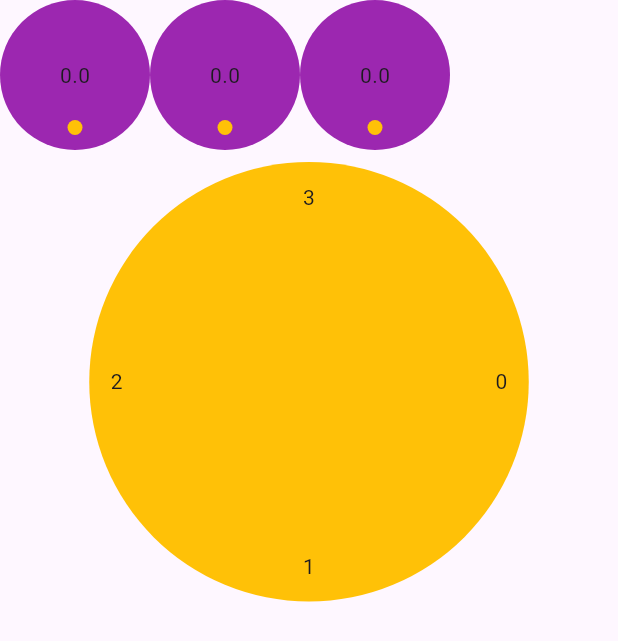
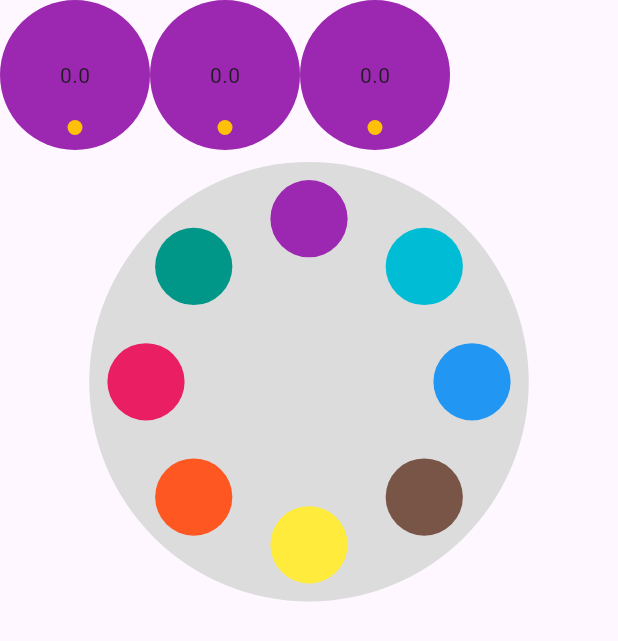
Before and after one commit to gillesbonnetpro/pakins, a Flutter app: the screen it shows after launch, on a phone screen of 412 x 824 dp. Shown: the top 641 px of the screen. Run offline on Flutter 3.47's test engine with Material 3 defaults, Android fonts, the phone set to English and light mode, and no system bars.

Commit message:
pastille on gameboard

```diff
--- a/lib/main.dart
+++ b/lib/main.dart
@@ -24,7 +24,7 @@ class MainApp extends StatelessWidget {
               ],
             ),
             Simon(
-              pointNb: 4,
+              pointNb: 8,
             )
           ],
         ),
--- /dev/null
+++ b/lib/pastille.dart
@@ -0,0 +1,53 @@
+import 'package:flutter/material.dart';
+
+class Pastille extends StatefulWidget {
+  Pastille(
+      {super.key,
+      required this.color,
+      required this.posX,
+      required this.posY,
+      required this.sizeFactor,
+      required this.highLight});
+  MaterialColor color;
+  double posX;
+  double posY;
+  int sizeFactor;
+  bool highLight;
+
+  @override
+  State<Pastille> createState() => _PastilleState();
+}
+
+class _PastilleState extends State<Pastille> {
+  @override
+  Widget build(BuildContext context) {
+    double size = MediaQuery.of(context).size.shortestSide / widget.sizeFactor;
+    print('${widget.posX} / ${widget.posY}');
+
+    return GestureDetector(
+      onTapDown: (details) => setState(() {
+        widget.highLight = true;
+      }),
+      onTapUp: (details) => setState(() {
+        widget.highLight = false;
+      }),
+      child: Align(
+        alignment: Alignment(widget.posX, widget.posY),
+        child: Container(
+          width: size,
+          height: size,
+          decoration: BoxDecoration(
+            shape: BoxShape.circle,
+            color: widget.color,
+            boxShadow: widget.highLight
+                ? [
+                    BoxShadow(
+                        color: widget.color, spreadRadius: 1, blurRadius: 15)
+                  ]
+                : null,
+          ),
+        ),
+      ),
+    );
+  }
+}
--- a/lib/simon.dart
+++ b/lib/simon.dart
@@ -1,5 +1,7 @@
 import 'package:flutter/material.dart';
 import 'dart:math' as math;
+
+import 'package:pakins/pastille.dart';
 
 class Simon extends StatefulWidget {
   Simon({super.key, required this.pointNb}) {
@@ -13,29 +15,49 @@ class Simon extends StatefulWidget {
 }
 
 class _SimonState extends State<Simon> {
-  late List<math.Point> coordList;
+  late List<MaterialColor> colorList;
+  late List<Pastille> pastList;
 
   @override
   void initState() {
-    coordList = [];
-    super.initState();
-  }
+    colorList = [
+      Colors.blue,
+      Colors.brown,
+      Colors.yellow,
+      Colors.deepOrange,
+      Colors.pink,
+      Colors.teal,
+      Colors.purple,
+      Colors.cyan,
+      Colors.indigo,
+      Colors.lightBlue,
+    ];
 
-  @override
-  Widget build(BuildContext context) {
-    coordList.clear();
-    double size = MediaQuery.of(context).size.shortestSide * 0.75;
+    pastList = [];
     double pi2 = math.pi * 2;
     double portion = pi2 / widget.pointNb;
     double angle = 0;
     for (var i = 0; i < widget.pointNb; i++) {
       double cos = (math.cos(angle)) * 0.90;
       double sin = (math.sin(angle)) * 0.90;
-      coordList.add(math.Point(cos, sin));
+      pastList.add(
+        Pastille(
+          color: colorList[i],
+          posX: cos,
+          posY: sin,
+          sizeFactor: widget.pointNb,
+          highLight: false,
+        ),
+      );
       angle += portion;
     }
 
-    print('$coordList');
+    super.initState();
+  }
+
+  @override
+  Widget build(BuildContext context) {
+    double size = MediaQuery.of(context).size.shortestSide * 0.75;
 
     return SizedBox(
       height: size,
@@ -44,14 +66,11 @@ class _SimonState extends State<Simon> {
         padding: const EdgeInsets.all(8.0),
         child: Container(
           constraints: BoxConstraints(maxHeight: size),
-          decoration:
-              const BoxDecoration(shape: BoxShape.circle, color: Colors.amber),
+          decoration: const BoxDecoration(
+              shape: BoxShape.circle,
+              color: Color.fromARGB(255, 220, 220, 220)),
           child: Stack(
-            children: coordList.map((point) {
-              return Align(
-                  alignment: Alignment(point.x.toDouble(), point.y.toDouble()),
-                  child: Text(coordList.indexOf(point).toString()));
-            }).toList(),
+            children: pastList,
           ),
         ),
       ),
```
